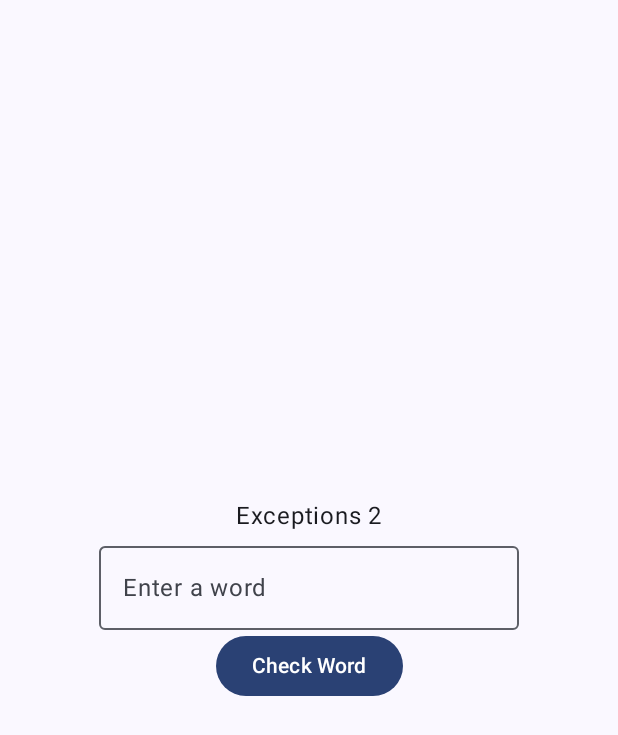
After one commit to Macenadi/77707CA2ANDROID, an Android app built with Jetpack Compose: the composable Exceptions2Screen shown on its own in the app's theme, on a phone screen of 412 x 824 dp. The commit adds this screen. Shown: the top 735 px of the screen. Run offline under Robolectric (Android 15) with nearby library versions, the phone set to English and light mode, and no system bars.

Commit message:
Exception

```diff
--- /dev/null
+++ b/app/src/main/java/com/example/a77707_ca2_android/Exceptions2Screen.kt
@@ -0,0 +1,52 @@
+package com.example.a77707_ca2_android
+
+import androidx.compose.foundation.layout.*
+import androidx.compose.material3.*
+import androidx.compose.runtime.*
+import androidx.compose.ui.Alignment
+import androidx.compose.ui.Modifier
+import androidx.compose.ui.unit.dp
+
+@Composable
+fun Exceptions2Screen() {
+
+    var word by remember { mutableStateOf("") }
+    var result by remember { mutableStateOf("") }
+
+    Column(
+        modifier = Modifier
+            .fillMaxSize()
+            .padding(16.dp),
+        verticalArrangement = Arrangement.Center,
+        horizontalAlignment = Alignment.CenterHorizontally
+    ) {
+
+        Text("Exceptions 2")
+
+        OutlinedTextField(
+            value = word,
+            onValueChange = { word = it },
+            label = { Text("Enter a word") },
+            singleLine = true
+        )
+
+        Button(onClick = {
+
+            try {
+                if (word.length > 10) {
+                    throw CustomException()
+                }
+
+                result = "Valid word: $word"
+
+            } catch (e: CustomException) {
+                result = e.toString()
+            }
+
+        }) {
+            Text("Check Word")
+        }
+
+        Text(result)
+    }
+}
```
Also changed, not shown: app/src/main/java/com/example/a77707_ca2_android/CustomException.kt (added, +10 -0 lines), app/src/main/java/com/example/a77707_ca2_android/ExceptionsScreen.kt (added, +61 -0 lines), app/src/main/java/com/example/a77707_ca2_android/MainActivity.kt (+100 -55 lines).
